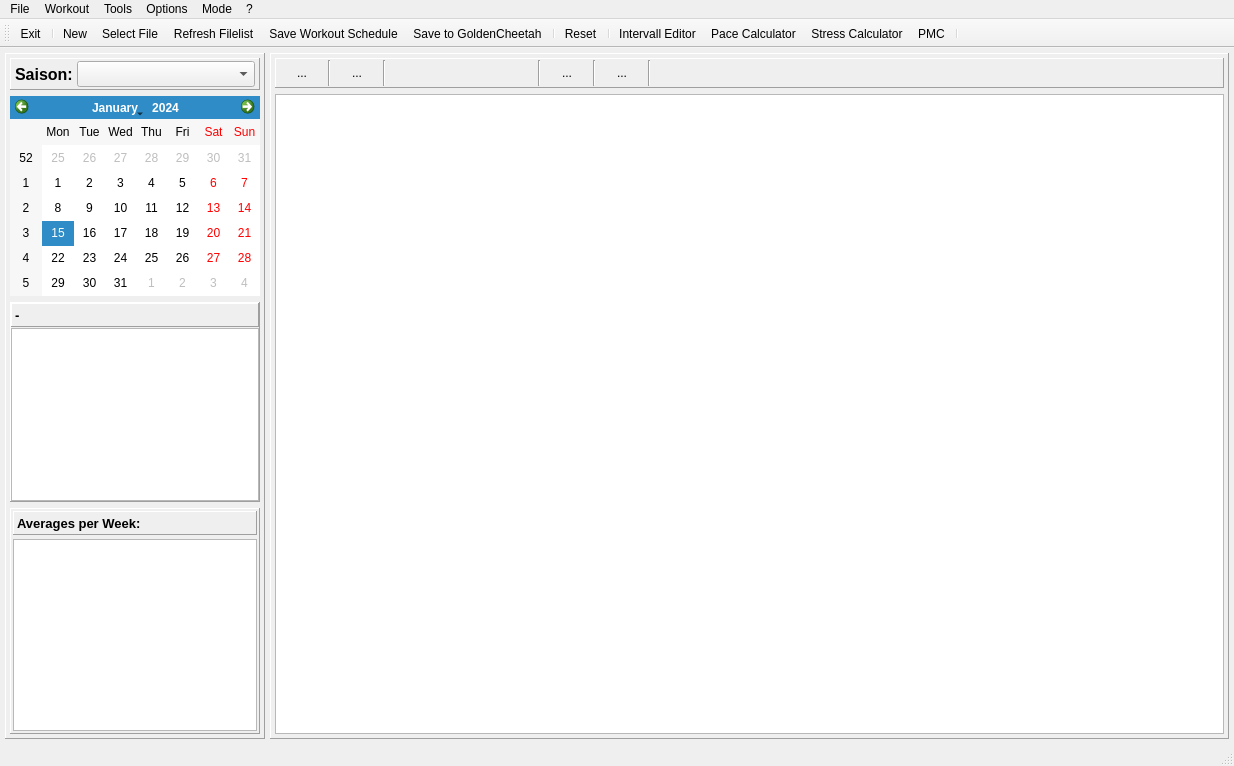
Tria-Andy/WorkoutEditor, file mainwindow.ui: the form before one commit.
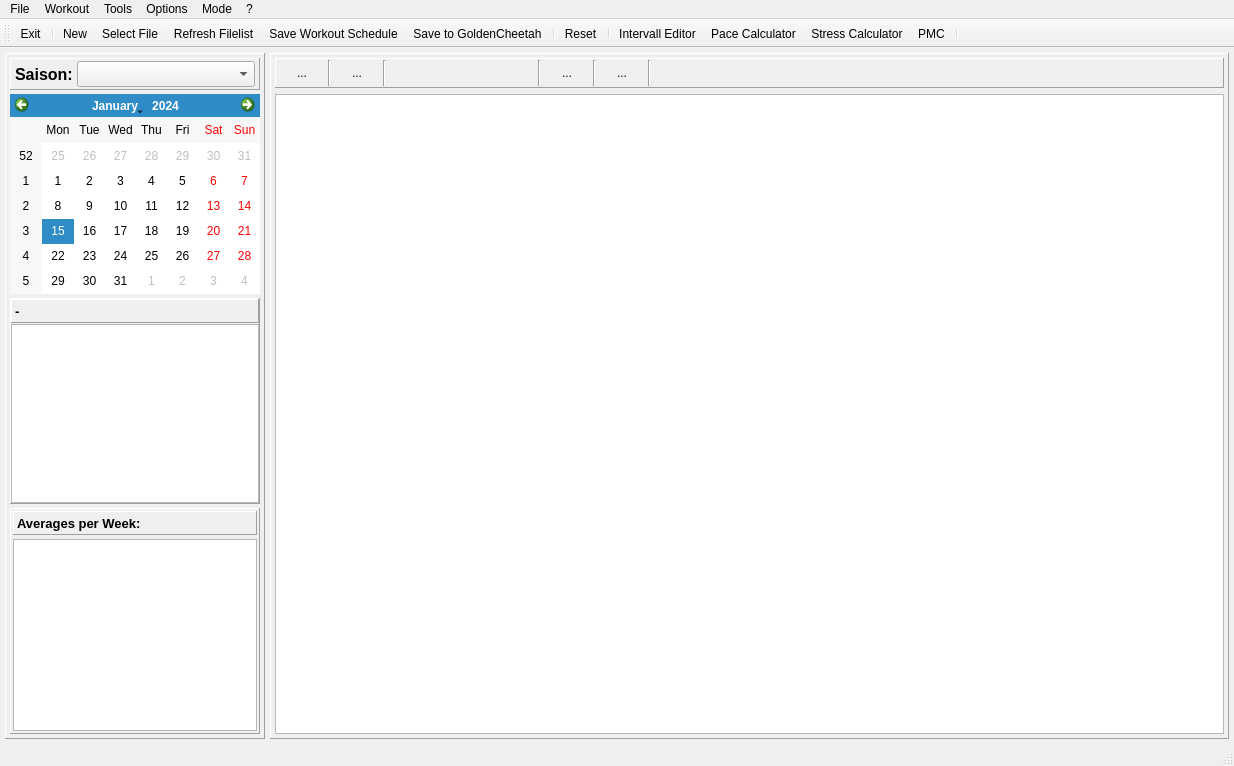
The form after the commit. Icons and pictures are not drawn. Custom widgets are drawn as their Qt base class.

What changed in the file:
```diff
--- a/mainwindow.ui
+++ b/mainwindow.ui
@@ -94,7 +94,7 @@
           </property>
           <layout class="QVBoxLayout" name="verticalLayout">
            <property name="spacing">
-            <number>6</number>
+            <number>4</number>
            </property>
            <property name="leftMargin">
             <number>4</number>
```
